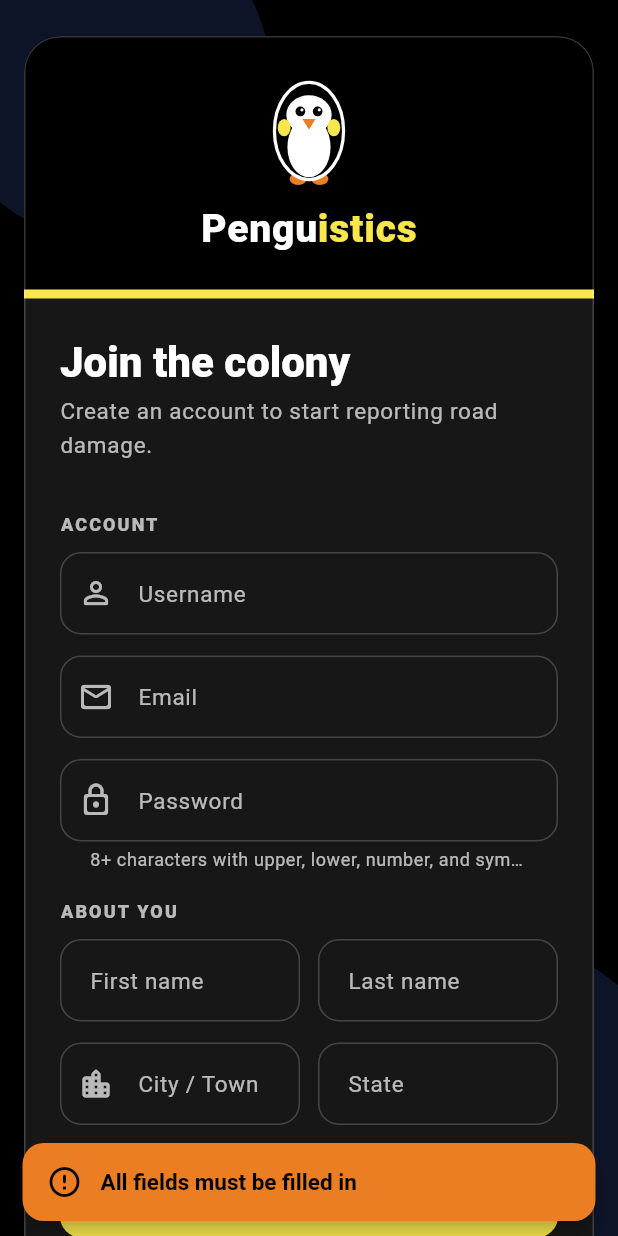
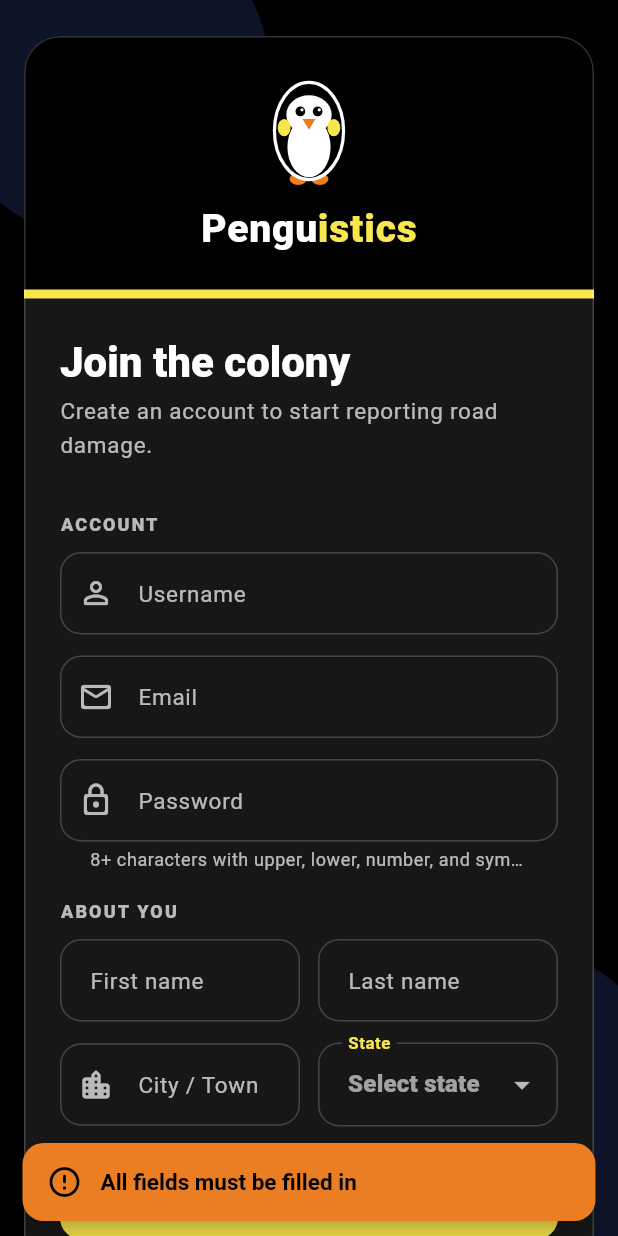
Before and after one commit to XPenguinGodX/Penguistics, a Flutter app: the Signup screen opened by its route, after a tap on "Create Account", on a phone screen of 412 x 824 dp. Run offline on Flutter 3.47's test engine with Material 3 defaults, Android fonts, the phone set to English and light mode, and no system bars; our stand-ins replace flutter_map, geolocator, image_picker, latlong2; missing offline and left inert: amplify_auth_cognito, amplify_flutter, flutter_map_marker_cluster; accounts and stored records are empty.

Commit message:
Add signup state dropdown and prioritize report pins

```diff
--- a/Frontend-Civilian/penguinspotter/lib/pages/home.dart
+++ b/Frontend-Civilian/penguinspotter/lib/pages/home.dart
@@ -171,12 +171,7 @@ class _HomeState extends State<Home> {
                 penguinTileLayer(),
                 MarkerLayer(
                   markers: [
-                  for (final report in _myReports)
-                    reportMarker(
-                      report,
-                      () => showReportSheet(context, report),
-                    ),
-                  // Listed last so the user's own marker is drawn on top
+                    // Draw location first so report pins stay visible and tappable above it.
                     Marker(
                       point: _currentLocation,
                       width: 56,
@@ -204,6 +199,11 @@ class _HomeState extends State<Home> {
                         ],
                       ),
                     ),
+                    for (final report in _myReports)
+                      reportMarker(
+                        report,
+                        () => showReportSheet(context, report),
+                      ),
                   ],
                 ),
                 const SimpleAttributionWidget(
@@ -228,7 +228,10 @@ class _HomeState extends State<Home> {
                       ),
                       next.dy.clamp(
                         0,
-                      max(0, constraints.maxHeight - _reportButtonSize.height),
+                        max(
+                          0,
+                          constraints.maxHeight - _reportButtonSize.height,
+                        ),
                       ),
                     );
                   });
--- a/Frontend-Civilian/penguinspotter/lib/pages/signup.dart
+++ b/Frontend-Civilian/penguinspotter/lib/pages/signup.dart
@@ -7,6 +7,60 @@ import 'package:amplify_auth_cognito/amplify_auth_cognito.dart';
 import 'package:amplify_flutter/amplify_flutter.dart';
 import 'package:flutter/material.dart';
 import 'package:penguin_shared/penguin_shared.dart';
+
+const _signupStates = [
+  'Alabama',
+  'Alaska',
+  'Arizona',
+  'Arkansas',
+  'California',
+  'Colorado',
+  'Connecticut',
+  'Delaware',
+  'District of Columbia',
+  'Florida',
+  'Georgia',
+  'Hawaii',
+  'Idaho',
+  'Illinois',
+  'Indiana',
+  'Iowa',
+  'Kansas',
+  'Kentucky',
+  'Louisiana',
+  'Maine',
+  'Maryland',
+  'Massachusetts',
+  'Michigan',
+  'Minnesota',
+  'Mississippi',
+  'Missouri',
+  'Montana',
+  'Nebraska',
+  'Nevada',
+  'New Hampshire',
+  'New Jersey',
+  'New Mexico',
+  'New York',
+  'North Carolina',
+  'North Dakota',
+  'Ohio',
+  'Oklahoma',
+  'Oregon',
+  'Pennsylvania',
+  'Rhode Island',
+  'South Carolina',
+  'South Dakota',
+  'Tennessee',
+  'Texas',
+  'Utah',
+  'Vermont',
+  'Virginia',
+  'Washington',
+  'West Virginia',
+  'Wisconsin',
+  'Wyoming',
+];
 
 class Signup extends StatefulWidget {
   const Signup({super.key});
@@ -38,7 +92,7 @@ class _SignupState extends State<Signup> {
   final TextEditingController username = TextEditingController();
   final TextEditingController password = TextEditingController();
   final TextEditingController email = TextEditingController();
-  final TextEditingController state = TextEditingController();
+  String? _selectedState;
   final TextEditingController city = TextEditingController();
 
   bool _isLoading = false;
@@ -50,7 +104,6 @@ class _SignupState extends State<Signup> {
     username.dispose();
     password.dispose();
     email.dispose();
-    state.dispose();
     city.dispose();
     super.dispose();
   }
@@ -216,7 +269,7 @@ class _SignupState extends State<Signup> {
                                   pluginOptions:
                                       CognitoConfirmSignUpPluginOptions(
                                         clientMetadata: {
-                                          'state': state.text.trim(),
+                                          'state': _selectedState!,
                                           'city': city.text.trim(),
                                         },
                                       ),
@@ -269,7 +322,7 @@ class _SignupState extends State<Signup> {
         username.text.trim().isEmpty ||
         password.text.isEmpty ||
         email.text.trim().isEmpty ||
-        state.text.trim().isEmpty ||
+        _selectedState == null ||
         city.text.trim().isEmpty) {
       showPenguinSnack(
         context,
@@ -432,9 +485,21 @@ class _SignupState extends State<Signup> {
               ),
             ),
             Expanded(
-              child: TextFormField(
-                controller: state,
-                textInputAction: TextInputAction.done,
+              child: DropdownButtonFormField<String>(
+                initialValue: _selectedState,
+                isExpanded: true,
+                menuMaxHeight: 300,
+                hint: const Text('Select state'),
+                items: [
+                  for (final name in _signupStates)
+                    DropdownMenuItem(
+                      value: name,
+                      child: Text(name, overflow: TextOverflow.ellipsis),
+                    ),
+                ],
+                onChanged: _isLoading
+                    ? null
+                    : (value) => setState(() => _selectedState = value),
                 decoration: const InputDecoration(labelText: "State"),
               ),
             ),
```
Lines whose indentation alone changed are shown as unchanged.
